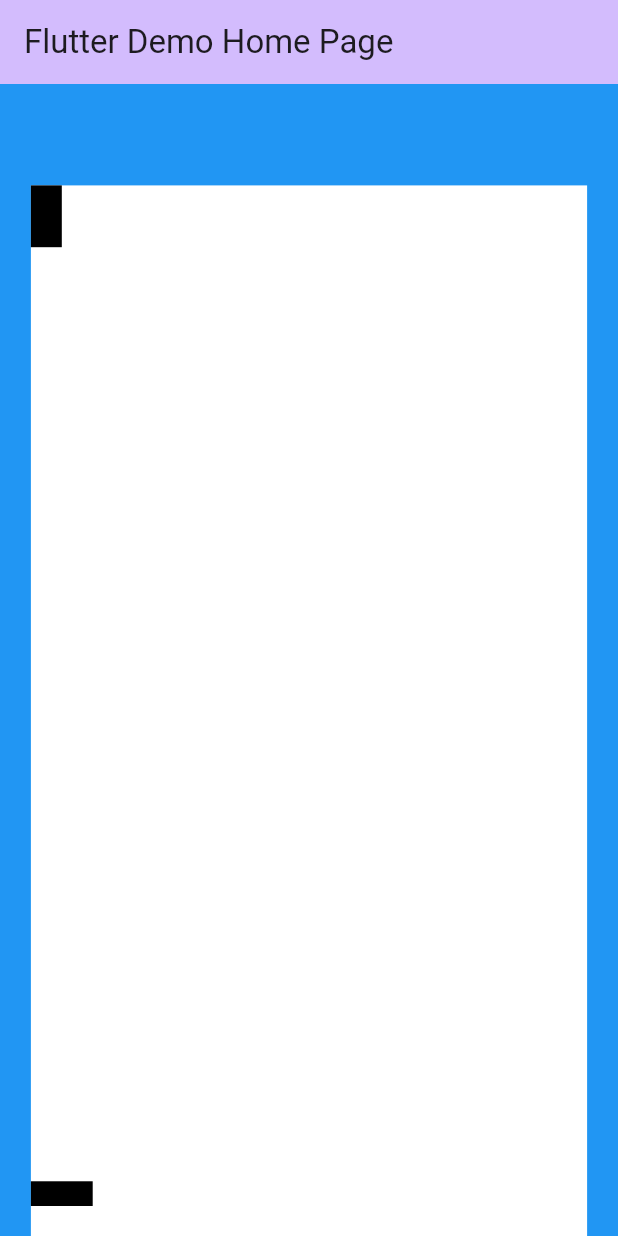
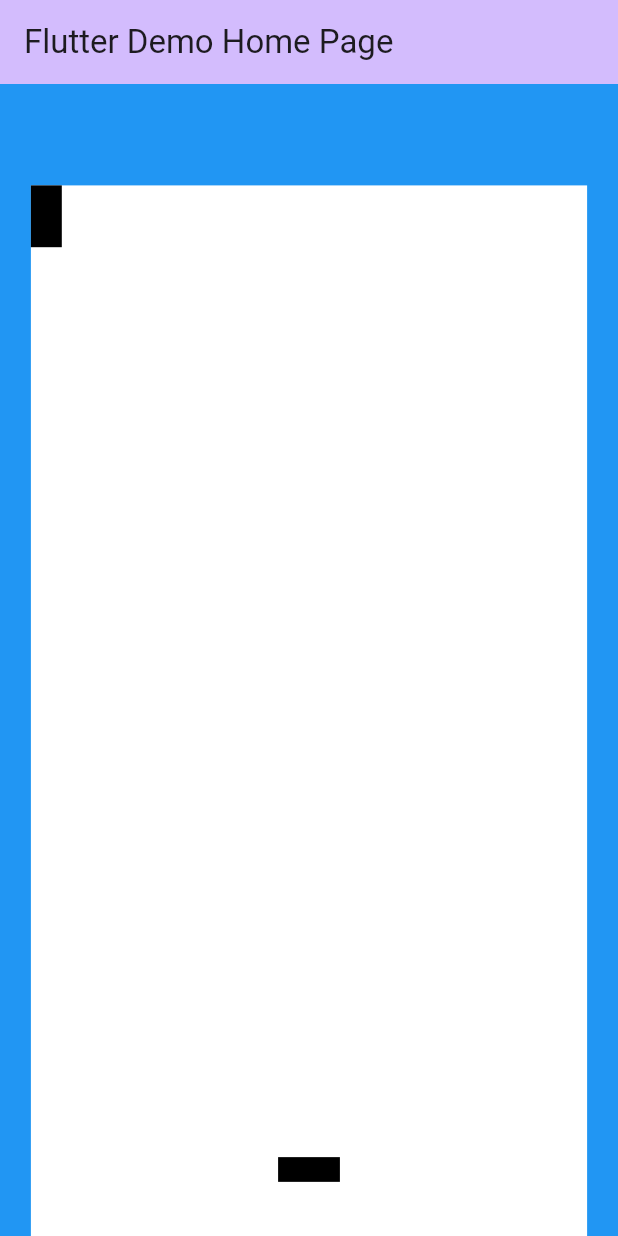
Before and after one commit to bazuhair01/ball_game, a Flutter app: the screen it shows after launch, on a phone screen of 412 x 824 dp. Run offline on Flutter 3.47's test engine with Material 3 defaults, Android fonts, the phone set to English and light mode, and no system bars.

```diff
--- a/lib/main.dart
+++ b/lib/main.dart
@@ -27,7 +27,13 @@ class MyHomePage extends StatefulWidget {
 }
 
 class _MyHomePageState extends State<MyHomePage> {
-  var position;
+  double position = 0;
+
+  newXPosition(){
+    position = 0.8;
+    setState(() {
+    });
+  }
 
   @override
   Widget build(BuildContext context) {
@@ -36,10 +42,9 @@ class _MyHomePageState extends State<MyHomePage> {
         backgroundColor: Theme.of(context).colorScheme.inversePrimary,
         title: Text(widget.title),
       ),
-      body: Stack(children: [
-        Container(
-          color: Colors.blue,
-        ),
+      body: Stack(
+        children: [
+          Container(color: Colors.blue),
           Align(
             alignment: AlignmentDirectional.bottomStart,
             child: Row(
@@ -51,42 +56,42 @@ class _MyHomePageState extends State<MyHomePage> {
                   width: MediaQuery.of(context).size.width * 0.9,
                   child: Stack(
                     children: [
-                    Container(
-                      color: Colors.black,
-                      height: MediaQuery.of(context).size.height * 0.05,
-                      width: MediaQuery.of(context).size.width * 0.05,
-                    ),
-                    Align(
-                      alignment: AlignmentDirectional.bottomCenter,
-                      child: SizedBox(
-                        width: double.infinity,
-                        child: Row(
-                          children: [
-                              Padding(
-                                padding: const EdgeInsets.symmetric(vertical : 20),
+                      Ball(),
+                      GestureDetector(
+                        onTap: () => newXPosition(),
+                        child: Align(
+                          alignment: Alignment(position, 0.95),
+                          child: Padding(
+                            padding: const EdgeInsets.symmetric(vertical: 20),
                             child: Container(
                               color: Colors.black,
                               height: MediaQuery.of(context).size.height * 0.02,
                               width: MediaQuery.of(context).size.width * 0.1,
-                                  child: GestureDetector(
-                                    onTap: () {
-
-                                    },
+                            ),
                           ),
                         ),
                       ),
                     ],
                   ),
                 ),
-                    )
               ],
             ),
           ),
         ],
       ),
-        )
-        ],
-      ),
     );
   }
 }
+
+class Ball extends StatelessWidget {
+  const Ball({super.key});
+
+  @override
+  Widget build(BuildContext context) {
+    return Container(
+      color: Colors.black,
+      height: MediaQuery.of(context).size.height * 0.05,
+      width: MediaQuery.of(context).size.width * 0.05,
+    );
+  }
+}
```
Lines whose indentation alone changed are shown as unchanged.
